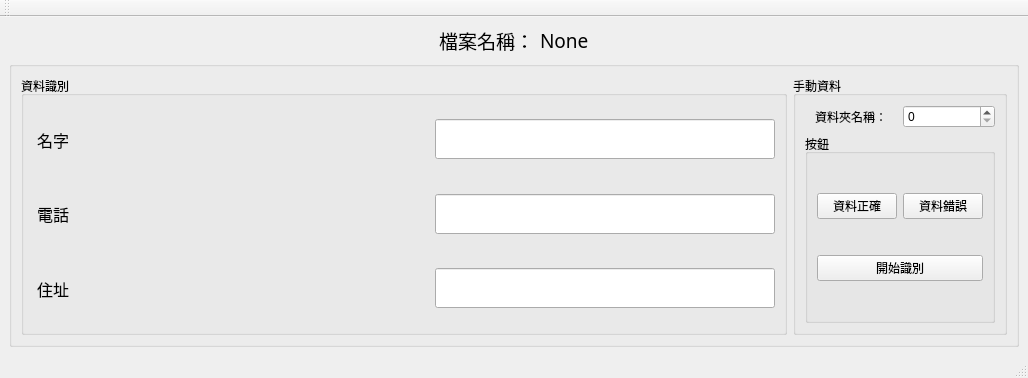
Above: src/widget/ui/ui_mainwindow.ui from IDK-Silver/Customize_OCR_Python before the change. Below: the same form after it.
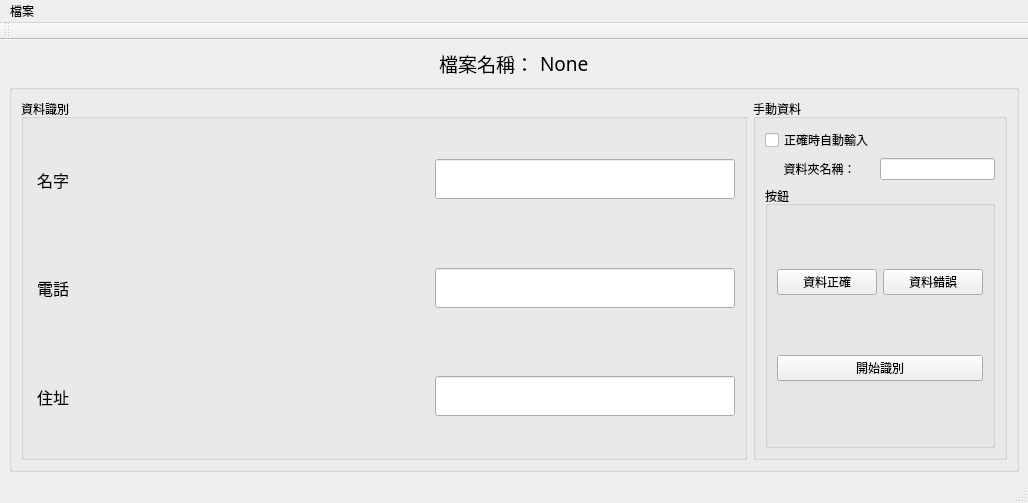
That is the form after the change.

Commit message: add excel library

```diff
--- a/src/widget/ui/ui_mainwindow.ui
+++ b/src/widget/ui/ui_mainwindow.ui
@@ -7,7 +7,7 @@
     <x>0</x>
     <y>0</y>
     <width>1028</width>
-    <height>378</height>
+    <height>503</height>
    </rect>
   </property>
   <property name="windowTitle">
@@ -269,9 +269,9 @@
             <string>手動資料</string>
            </property>
            <layout class="QGridLayout" name="gridLayout_3">
-            <item row="1" column="0">
+            <item row="0" column="0">
              <layout class="QGridLayout" name="gridLayout_7">
-              <item row="0" column="0">
+              <item row="1" column="0">
                <widget class="QLabel" name="label">
                 <property name="font">
                  <font>
@@ -286,8 +286,15 @@
                 </property>
                </widget>
               </item>
-              <item row="0" column="1">
-               <widget class="QSpinBox" name="spinBox_folder_name"/>
+              <item row="1" column="1">
+               <widget class="QLineEdit" name="lineEdit_foldername"/>
+              </item>
+              <item row="0" column="0">
+               <widget class="QCheckBox" name="checkBox_auto_write2excel">
+                <property name="text">
+                 <string>正確時自動輸入</string>
+                </property>
+               </widget>
               </item>
              </layout>
             </item>
@@ -344,6 +351,13 @@
      <height>25</height>
     </rect>
    </property>
+   <widget class="QMenu" name="menu">
+    <property name="title">
+     <string>檔案</string>
+    </property>
+    <addaction name="actionOpenFile"/>
+   </widget>
+   <addaction name="menu"/>
   </widget>
   <widget class="QStatusBar" name="statusbar"/>
   <widget class="QToolBar" name="toolBar">
```
Left out of the diff: 5 changed lines with no effect on the pictures. The commit also changes 56 other files.
